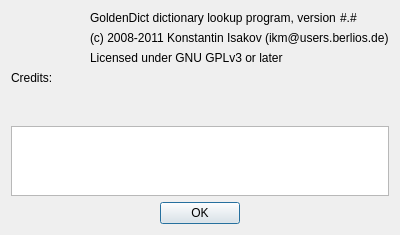
This is about.ui in goldendict/goldendict as Qt 5 draws it before an edit. The edited form follows.
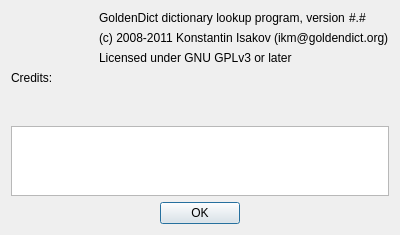
This is the edited form. Icons and pictures are not drawn.

Commit message: Change email from @users.berlios.de to @goldendict.org.

Patch:
```diff
--- a/about.ui
+++ b/about.ui
@@ -67,7 +67,7 @@
        <item>
         <widget class="QLabel" name="label_2">
          <property name="text">
-          <string>(c) 2008-2011 Konstantin Isakov (ikm@users.berlios.de)</string>
+          <string>(c) 2008-2011 Konstantin Isakov (ikm@goldendict.org)</string>
          </property>
          <property name="alignment">
           <set>Qt::AlignLeading|Qt::AlignLeft|Qt::AlignVCenter</set>
```
The commit also changes 134 other files.
